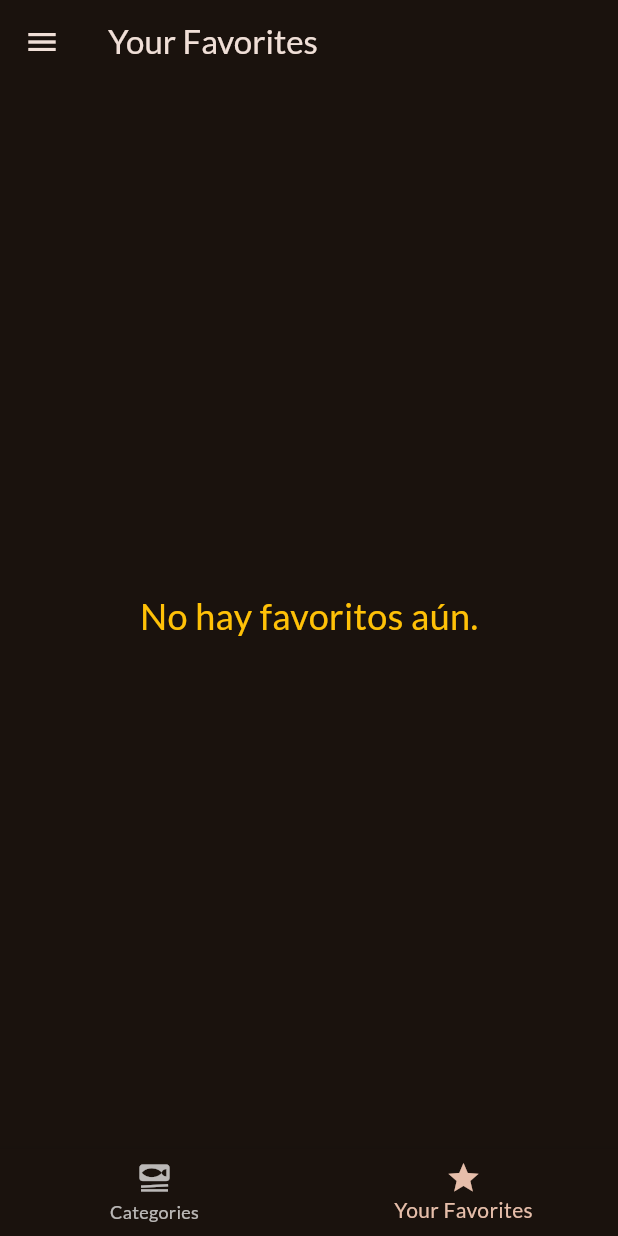
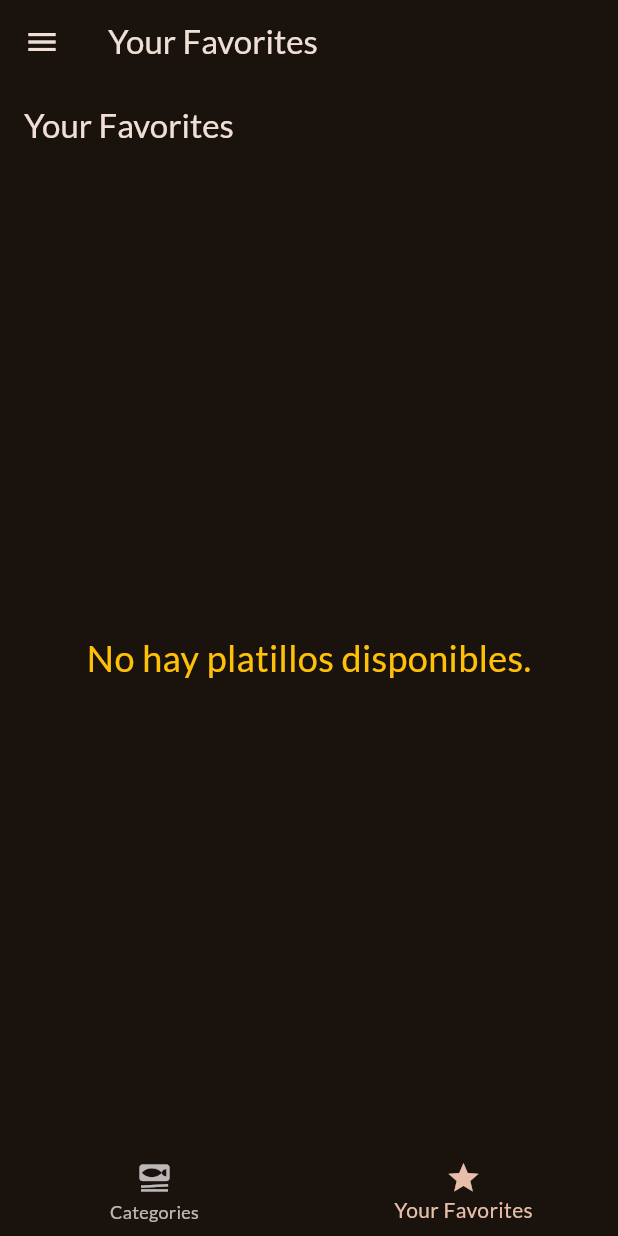
Before and after one commit to victortelles/flutter-Recetario-comida, a Flutter app: the screen it shows after launch, item 2 of the bottom bar chosen, on a phone screen of 412 x 824 dp. Run offline on Flutter 3.47's test engine with Material 3 defaults, Android fonts, the phone set to English and light mode, and no system bars; our stand-ins replace google_fonts.

Commit message:
Actualizacion pantalla de platillos | Favoritos o Productos

```diff
--- a/lib/screens/meals.dart
+++ b/lib/screens/meals.dart
@@ -1,18 +1,58 @@
 import 'package:flutter/material.dart';
+import 'package:tarea_10_recetario/data/dummy_data.dart';
+import 'package:tarea_10_recetario/models/meal.dart';
+import 'package:tarea_10_recetario/widgets/meal_item.dart';
+import 'package:tarea_10_recetario/widgets/meal_item_trait.dart';
 
 class MealsScreen extends StatelessWidget {
-  const MealsScreen({super.key});
+  final String categoryId;
+  final String categoryTitle;
+  final List<Meal> favoriteMeals;
+
+  const MealsScreen({
+    super.key,
+    required this.categoryId,
+    required this.categoryTitle,
+    required this.favoriteMeals,
+  });
 
   @override
   Widget build(BuildContext context) {
-    return Center(
-      child: Text(
-        'No hay favoritos aún.',
-        style: TextStyle(
-          fontSize: 24,
-          color: Colors.amber
-          ),
+    //Filtrar los platillos por categoria
+    final filteredMeals = dummyMeals.where((meal) {
+      return meal.categories.contains(categoryId);
+    }).toList();
+
+    //toggle para intercambiar favoritos o categorias
+    final mealsToShow =
+        categoryId == 'favorites' ? favoriteMeals : filteredMeals;
+
+    return Scaffold(
+      appBar: AppBar(
+        title: Text(categoryTitle),
       ),
+
+      //Si se encuentra vacio
+      body: mealsToShow.isEmpty
+          ? const Center(
+              child: Text(
+                'No hay platillos disponibles.',
+                style: TextStyle(fontSize: 24, color: Colors.amber),
+              ),
+            )
+
+      //Si no esta vacio
+          : ListView.builder(
+              itemCount: mealsToShow.length,
+              itemBuilder: (ctx, index) {
+                return MealItem(
+                  meal: mealsToShow[index],
+                  onSelectMeal: () {
+                    // Aquí se llamará la función para abrir los detalles del platillo
+                  },
+                );
+              },
+            ),
     );
   }
 }
```
